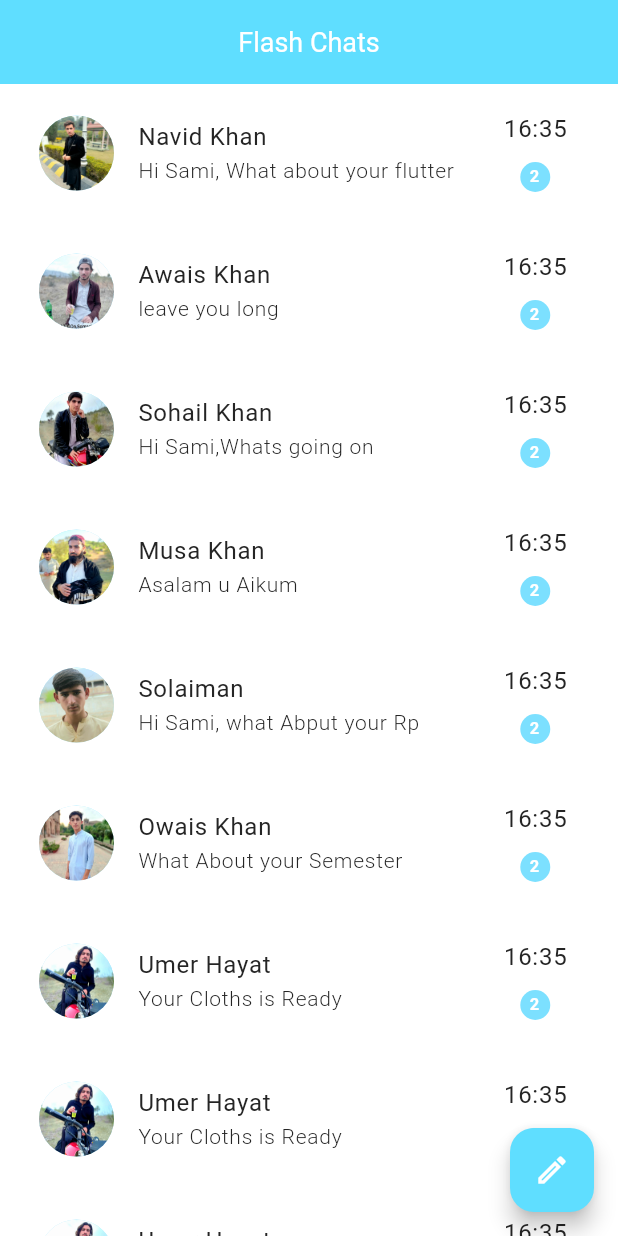
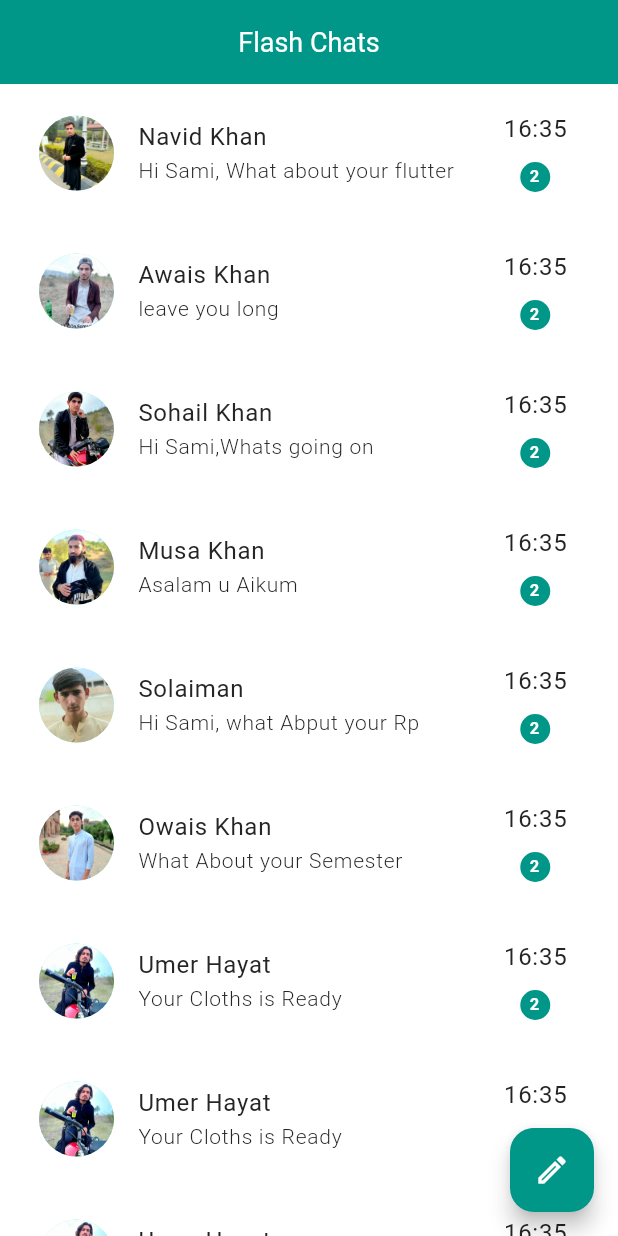
Before and after one commit to getSami147/chat, a Flutter app: the screen it shows after launch, on a phone screen of 412 x 824 dp. Run offline on Flutter 3.47's test engine with Material 2 defaults, Android fonts, the phone set to English and light mode, and no system bars; our stand-ins replace fluttertoast, nb_utils, shared_preferences; Roboto replaces fonts that are missing (Poppins).

Commit message:
chat updated

```diff
--- a/lib/screens/chatScreen.dart
+++ b/lib/screens/chatScreen.dart
@@ -2,8 +2,6 @@ import 'package:chat/utils/colors.dart';
 import 'package:chat/utils/constant.dart';
 import 'package:flutter/material.dart';
 import 'package:nb_utils/nb_utils.dart';
-import 'package:web_socket_channel/io.dart';
-import 'package:web_socket_channel/web_socket_channel.dart';
 
 import '../Utils/Widget.dart';
 import 'chatModel.dart';
@@ -17,10 +15,10 @@ class Chat extends StatefulWidget {
 }
 
 class _ChatState extends State<Chat> {
-  final WebSocketChannel channel = IOWebSocketChannel.connect(
-    // "wss://socketsbay.com/wss/v2/1/demo/"
-    'ws://192.168.100.9:4000',
-  );
+  // final WebSocketChannel channel; = IOWebSocketChannel.connect(
+  //   // "wss://socketsbay.com/wss/v2/1/demo/"
+  //   'ws://192.168.100.9:4000',
+  // );
   @override
   Widget build(BuildContext context) {
     return Scaffold(
@@ -52,7 +50,6 @@ class _ChatState extends State<Chat> {
                     onTap: () {
                       Sms(
                         name: chat2Model[index].name.toString(),
-                        channel: channel,
                       ).launch(context);
                     },
                     child: ListTile(
@@ -77,8 +74,7 @@ class _ChatState extends State<Chat> {
                             height: 20,
                             width: 20,
                             decoration: const BoxDecoration(
-                                shape: BoxShape.circle,
-                                color: Color(0xff7ce0ff)),
+                                shape: BoxShape.circle, color: colorPrimary),
                             child: const Padding(
                               padding: EdgeInsets.only(left: 6, top: 1),
                               child: Text(
--- a/lib/utils/colors.dart
+++ b/lib/utils/colors.dart
@@ -2,7 +2,7 @@ import 'package:flutter/material.dart';
 
 // ================= Widget Use Colors // Compulsory ======================
 
-const colorPrimary = Color(0xff5fdeff);
+const colorPrimary = Colors.teal;
 const textColorPrimary = Color(0xFF252525);
 const textGreenColor = Color(0xFF00c97b);
 const textColorSecondary = Color.fromARGB(255, 37, 133, 244);
```
Also changed, not shown: lib/screens/sms.dart (+38 -27 lines).
